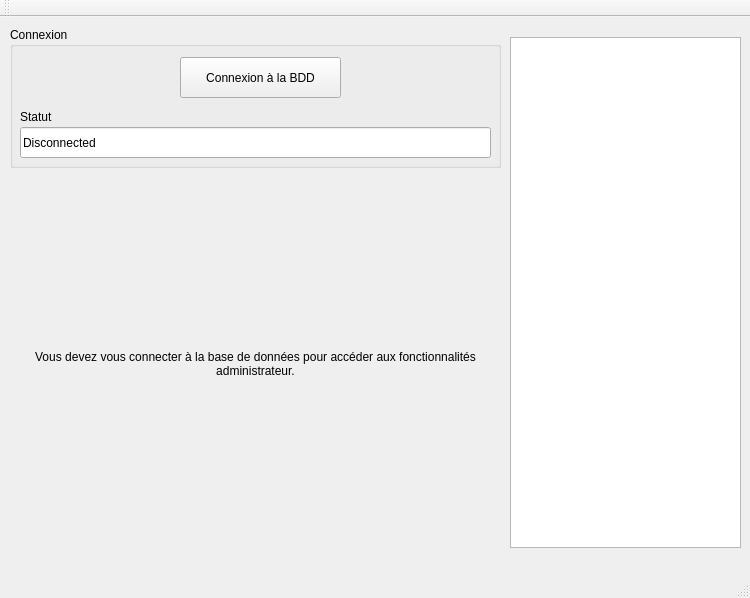
Before: the Qt Designer form AdministratorApp/AdministratorApp.ui in YannFauquembergue/GestionAbri, drawn with Qt 5.
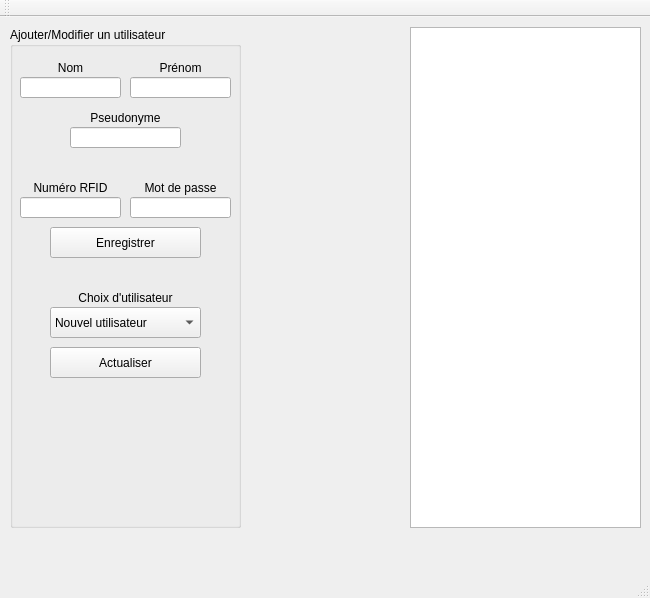
After: the same form once the commit is applied.

Commit message: Classes User, RFIDReader et APIManager

Patch:
```diff
--- a/AdministratorApp/AdministratorApp.ui
+++ b/AdministratorApp/AdministratorApp.ui
@@ -6,7 +6,7 @@
    <rect>
     <x>0</x>
     <y>0</y>
-    <width>750</width>
+    <width>650</width>
     <height>598</height>
    </rect>
   </property>
@@ -14,118 +14,48 @@
    <string>AdministratorApp</string>
   </property>
   <widget class="QWidget" name="centralWidget">
-   <widget class="QGroupBox" name="connectBox">
+   <widget class="QListWidget" name="logList">
     <property name="geometry">
      <rect>
-      <x>10</x>
+      <x>410</x>
       <y>10</y>
-      <width>491</width>
-      <height>141</height>
+      <width>231</width>
+      <height>501</height>
      </rect>
     </property>
-    <property name="title">
-     <string>Connexion</string>
+    <property name="autoScroll">
+     <bool>true</bool>
     </property>
-    <widget class="QPushButton" name="connectButton">
-     <property name="geometry">
-      <rect>
-       <x>170</x>
-       <y>30</y>
-       <width>161</width>
-       <height>41</height>
-      </rect>
-     </property>
-     <property name="text">
-      <string>Connexion à la BDD</string>
-     </property>
-    </widget>
-    <widget class="QLabel" name="statusLabel">
-     <property name="geometry">
-      <rect>
-       <x>10</x>
-       <y>80</y>
-       <width>421</width>
-       <height>20</height>
-      </rect>
-     </property>
-     <property name="text">
-      <string>Statut</string>
-     </property>
-     <property name="scaledContents">
+    <property name="movement">
+     <enum>QListView::Static</enum>
+    </property>
+    <property name="isWrapping" stdset="0">
+     <bool>false</bool>
+    </property>
+    <property name="spacing">
+     <number>2</number>
+    </property>
+    <property name="viewMode">
+     <enum>QListView::ListMode</enum>
+    </property>
+    <property name="uniformItemSizes">
       <bool>false</bool>
      </property>
      <property name="wordWrap">
       <bool>true</bool>
      </property>
-     <property name="openExternalLinks">
-      <bool>false</bool>
-     </property>
-    </widget>
-    <widget class="QLineEdit" name="statusLine">
-     <property name="geometry">
-      <rect>
-       <x>10</x>
-       <y>100</y>
-       <width>471</width>
-       <height>31</height>
-      </rect>
-     </property>
-     <property name="text">
-      <string>Disconnected</string>
-     </property>
-     <property name="readOnly">
-      <bool>true</bool>
-     </property>
-    </widget>
-   </widget>
-   <widget class="QStackedWidget" name="stackedWidget">
-    <property name="geometry">
-     <rect>
-      <x>9</x>
-      <y>159</y>
-      <width>491</width>
-      <height>391</height>
-     </rect>
-    </property>
-    <property name="currentIndex">
-     <number>0</number>
-    </property>
-    <widget class="QWidget" name="page">
-     <widget class="QLabel" name="notConnectedLabel">
-      <property name="geometry">
-       <rect>
-        <x>16</x>
-        <y>12</y>
-        <width>461</width>
-        <height>351</height>
-       </rect>
-      </property>
-      <property name="text">
-       <string>Vous devez vous connecter à la base de données pour accéder aux fonctionnalités administrateur.</string>
-      </property>
-      <property name="textFormat">
-       <enum>Qt::AutoText</enum>
-      </property>
-      <property name="alignment">
-       <set>Qt::AlignCenter</set>
-      </property>
-      <property name="wordWrap">
-       <bool>true</bool>
-      </property>
-     </widget>
-    </widget>
-    <widget class="QWidget" name="page_2">
+   </widget>
      <widget class="QGroupBox" name="addUserBox">
       <property name="geometry">
        <rect>
-        <x>0</x>
+      <x>10</x>
         <y>10</y>
         <width>231</width>
-        <height>361</height>
+      <height>501</height>
        </rect>
       </property>
       <property name="title">
-       <string>Ajouter un utilisateur</string>
+     <string>Ajouter/Modifier un utilisateur</string>
       </property>
       <widget class="QLabel" name="nomLabel">
        <property name="geometry">
@@ -212,7 +142,7 @@
        <property name="geometry">
         <rect>
          <x>40</x>
-         <y>210</y>
+       <y>200</y>
          <width>151</width>
          <height>31</height>
         </rect>
@@ -225,7 +155,7 @@
        <property name="geometry">
         <rect>
          <x>10</x>
-         <y>180</y>
+       <y>170</y>
          <width>101</width>
          <height>21</height>
         </rect>
@@ -238,7 +168,7 @@
        <property name="geometry">
         <rect>
          <x>120</x>
-         <y>160</y>
+       <y>150</y>
          <width>101</width>
          <height>21</height>
         </rect>
@@ -254,17 +184,23 @@
        <property name="geometry">
         <rect>
          <x>120</x>
-         <y>180</y>
+       <y>170</y>
          <width>101</width>
          <height>21</height>
         </rect>
        </property>
+     <property name="text">
+      <string/>
+     </property>
+     <property name="echoMode">
+      <enum>QLineEdit::Password</enum>
+     </property>
       </widget>
       <widget class="QLabel" name="rfidLabel">
        <property name="geometry">
         <rect>
          <x>10</x>
-         <y>160</y>
+       <y>150</y>
          <width>101</width>
          <height>21</height>
         </rect>
@@ -276,39 +212,50 @@
         <set>Qt::AlignCenter</set>
        </property>
       </widget>
-     </widget>
-    </widget>
-   </widget>
-   <widget class="QListWidget" name="logList">
+    <widget class="QLabel" name="userComboLabel">
     <property name="geometry">
      <rect>
-      <x>510</x>
-      <y>20</y>
-      <width>231</width>
-      <height>511</height>
-     </rect>
-    </property>
-    <property name="autoScroll">
-     <bool>true</bool>
-    </property>
-    <property name="movement">
-     <enum>QListView::Static</enum>
-    </property>
-    <property name="isWrapping" stdset="0">
-     <bool>false</bool>
-    </property>
-    <property name="spacing">
-     <number>2</number>
-    </property>
-    <property name="viewMode">
-     <enum>QListView::ListMode</enum>
-    </property>
-    <property name="uniformItemSizes">
-     <bool>false</bool>
-    </property>
-    <property name="wordWrap">
-     <bool>true</bool>
-    </property>
+       <x>40</x>
+       <y>260</y>
+       <width>151</width>
+       <height>21</height>
+      </rect>
+     </property>
+     <property name="text">
+      <string>Choix d'utilisateur</string>
+     </property>
+     <property name="alignment">
+      <set>Qt::AlignCenter</set>
+     </property>
+    </widget>
+    <widget class="QPushButton" name="refreshComboButton">
+     <property name="geometry">
+      <rect>
+       <x>40</x>
+       <y>320</y>
+       <width>151</width>
+       <height>31</height>
+      </rect>
+     </property>
+     <property name="text">
+      <string>Actualiser</string>
+     </property>
+    </widget>
+    <widget class="QComboBox" name="userCombo">
+     <property name="geometry">
+      <rect>
+       <x>40</x>
+       <y>280</y>
+       <width>151</width>
+       <height>31</height>
+      </rect>
+     </property>
+     <item>
+      <property name="text">
+       <string>Nouvel utilisateur</string>
+      </property>
+     </item>
+    </widget>
    </widget>
   </widget>
   <widget class="QMenuBar" name="menuBar">
```
Left out of the diff: 21 changed lines with no effect on the pictures. Lines whose indentation alone changed are shown as unchanged. The commit also changes 35 other files.
